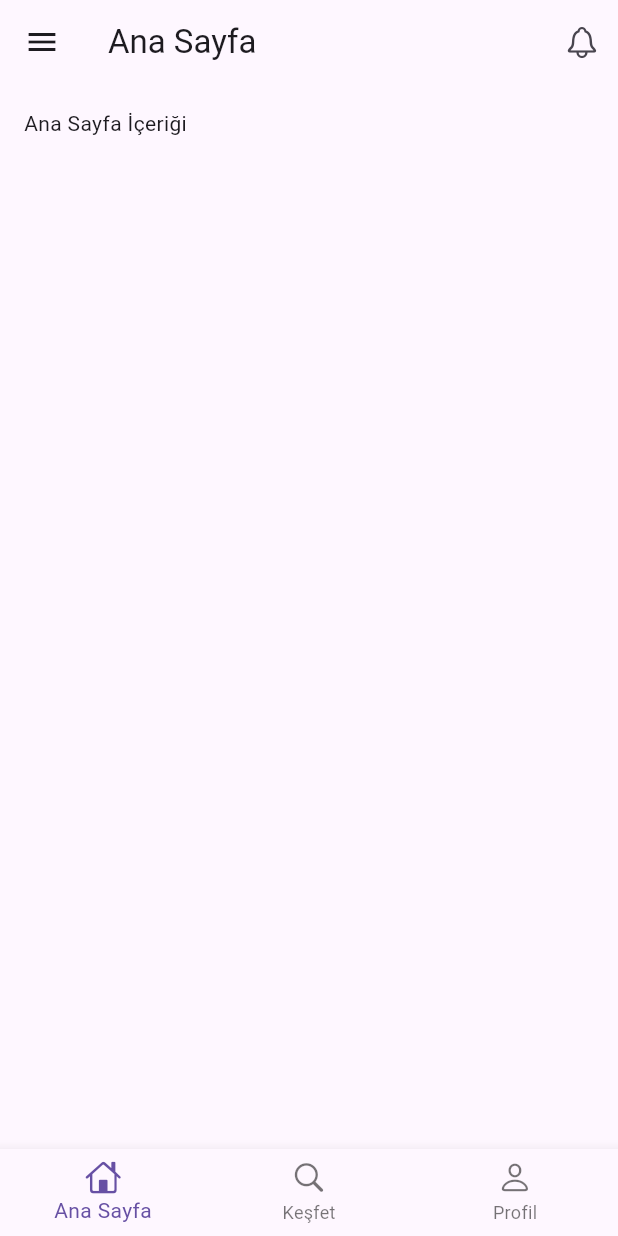
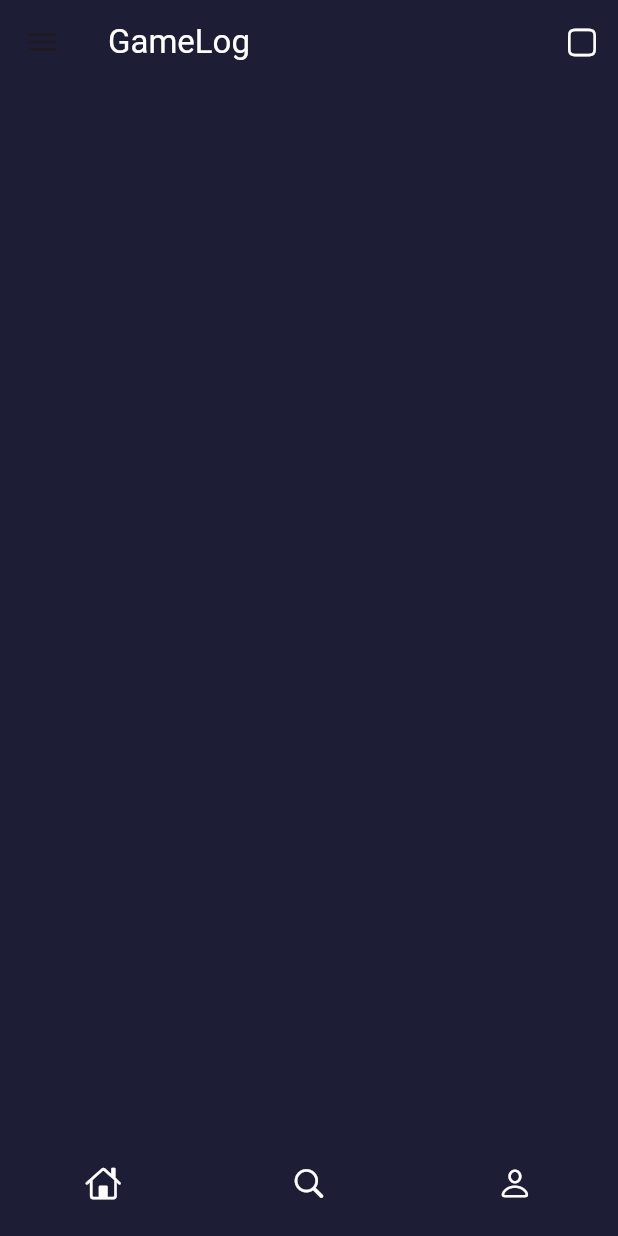
Before and after one commit to Lenuxxlacc/GameLog_flutter, a Flutter app: the HomeScreen screen opened by its route, on a phone screen of 412 x 824 dp. Run offline on Flutter 3.47's test engine with Material 3 defaults, Android fonts, the phone set to English and light mode, and no system bars; our stand-ins replace go_router, lottie; missing offline and left inert: dotlottie_loader.

Commit message:
lets save progress
baya şey yaptım

-ekranları ekledim
-arka plan renki tanimladim
-kendime özel alt menu widget yaptım
ekranlarda kullandım

```diff
--- /dev/null
+++ b/lib/core/constants.dart
@@ -0,0 +1,3 @@
+import 'package:flutter/widgets.dart';
+
+const arkaplanRengim = Color.fromARGB(255, 29, 29, 54);
--- a/lib/core/routes.dart
+++ b/lib/core/routes.dart
@@ -1,4 +1,6 @@
 import 'package:flutter/material.dart';
+import 'package:flutter_app/screens/profile_screen.dart';
+import 'package:flutter_app/screens/search_screen.dart';
 import 'package:go_router/go_router.dart';
 import '../screens/loading_screen.dart';
 import '../screens/home_screen.dart';
@@ -15,5 +17,13 @@ final router = GoRouter(
       path: '/home',
       builder: (context, state) => const HomeScreen(),
     ),
+    GoRoute(
+      path: '/profile',
+      builder: (context, state) => const ProfileScreen(),
+    ),
+    GoRoute(
+      path: '/search',
+      builder: (context, state) => const SearchScreen(),
+    ),
   ],
 );
--- a/lib/screens/home_screen.dart
+++ b/lib/screens/home_screen.dart
@@ -1,5 +1,12 @@
+import 'package:dotlottie_loader/dotlottie_loader.dart';
 import 'package:flutter/material.dart';
 import 'package:flutter/cupertino.dart';
+import 'package:flutter_app/core/constants.dart';
+import 'package:flutter_app/core/routes.dart';
+import 'package:go_router/go_router.dart';
+import 'package:lottie/lottie.dart';
+
+import '../widgets/bottom_menu.dart';
 
 class HomeScreen extends StatelessWidget {
   const HomeScreen({super.key});
@@ -7,12 +14,17 @@ class HomeScreen extends StatelessWidget {
   @override
   Widget build(BuildContext context) {
     return Scaffold(
+        backgroundColor: arkaplanRengim,
         // AppBar
         appBar: AppBar(
-        title: const Text('Ana Sayfa'),
+          backgroundColor: Color.fromARGB(255, 29, 29, 54),
+          title: const Text(
+            'GameLog',
+            style: TextStyle(color: Colors.white),
+          ),
           actions: [
             IconButton(
-            icon: const Icon(CupertinoIcons.bell),
+              icon: const Icon(color: Colors.white, CupertinoIcons.app),
               onPressed: () {},
             ),
           ],
@@ -20,19 +32,20 @@ class HomeScreen extends StatelessWidget {
 
         // Drawer (Yan Menü)
         drawer: Drawer(
+          backgroundColor: arkaplanRengim,
           child: Column(
             children: [
               // Drawer Header
               Container(
                 height: 200,
-              color: Colors.blue,
+                //color: Colors.blue,
                 child: Column(
                   mainAxisAlignment: MainAxisAlignment.center,
                   children: [
                     const Icon(
                       CupertinoIcons.person_circle,
                       size: 80,
-                    color: Colors.white,
+                      color: Colors.black87,
                     ),
                     const SizedBox(height: 10),
                     const Text(
@@ -46,11 +59,19 @@ class HomeScreen extends StatelessWidget {
                 ),
               ),
               // Menü öğeleri
+
               ListTile(
                 leading: const Icon(CupertinoIcons.home),
                 title: const Text('Ana Sayfa'),
                 onTap: () {
                   Navigator.pop(context);
+                },
+              ),
+              ListTile(
+                leading: const Icon(CupertinoIcons.person),
+                title: const Text('Profil'),
+                onTap: () {
+                  context.go("/profile");
                 },
               ),
               ListTile(
@@ -70,32 +91,13 @@ class HomeScreen extends StatelessWidget {
             Expanded(
               child: Container(
                 padding: const EdgeInsets.all(16),
-              child: const Text('Ana Sayfa İçeriği'),
+                child: const Text(""),
               ),
             ),
           ],
         ),
 
         // Alt navigasyon çubuğu
-      bottomNavigationBar: BottomNavigationBar(
-        items: const [
-          BottomNavigationBarItem(
-            icon: Icon(CupertinoIcons.home),
-            label: 'Ana Sayfa',
-          ),
-          BottomNavigationBarItem(
-            icon: Icon(CupertinoIcons.search),
-            label: 'Keşfet',
-          ),
-          BottomNavigationBarItem(
-            icon: Icon(CupertinoIcons.person),
-            label: 'Profil',
-          ),
-        ],
-        onTap: (index) {
-          // Navigasyon işlemleri buraya gelecek
-        },
-      ),
-    );
+        bottomNavigationBar: const BottomMenu());
   }
 }
--- /dev/null
+++ b/lib/widgets/bottom_menu.dart
@@ -0,0 +1,47 @@
+import 'package:flutter/cupertino.dart';
+import 'package:flutter/material.dart';
+import 'package:go_router/go_router.dart';
+
+class BottomMenu extends StatelessWidget {
+  const BottomMenu({
+    super.key,
+  });
+
+  @override
+  Widget build(BuildContext context) {
+    return Container(
+        height: 70,
+        child: Row(
+          mainAxisAlignment: MainAxisAlignment.spaceAround,
+          children: [
+            IconButton(
+              onPressed: () {
+                context.go("/home");
+              },
+              icon: Icon(
+                color: Colors.white,
+                CupertinoIcons.home,
+              ),
+            ),
+            IconButton(
+              onPressed: () {
+                context.go("/search");
+              },
+              icon: Icon(
+                color: Colors.white,
+                CupertinoIcons.search,
+              ),
+            ),
+            IconButton(
+              onPressed: () {
+                context.go("/profile");
+              },
+              icon: Icon(
+                color: Colors.white,
+                CupertinoIcons.person,
+              ),
+            ),
+          ],
+        ));
+  }
+}
--- a/pubspec.yaml
+++ b/pubspec.yaml
@@ -8,10 +8,12 @@ environment:
 
 dependencies:
   cupertino_icons: ^1.0.8
+  dotlottie_loader: ^0.0.4
   flutter:
     sdk: flutter
   flutter_secure_storage: ^9.2.2
   go_router: ^14.6.2
+  lottie: ^3.1.3
   shared_preferences: ^2.3.3
 
 dev_dependencies:
```
Also changed, not shown: lib/screens/loading_screen.dart (+25 -24 lines), lib/screens/profile_screen.dart (added, +14 -0 lines), lib/screens/search_screen.dart (added, +19 -0 lines), lib/core/material.dart (added), pubspec.lock, 2 other files. Lines whose indentation alone changed are shown as unchanged.
